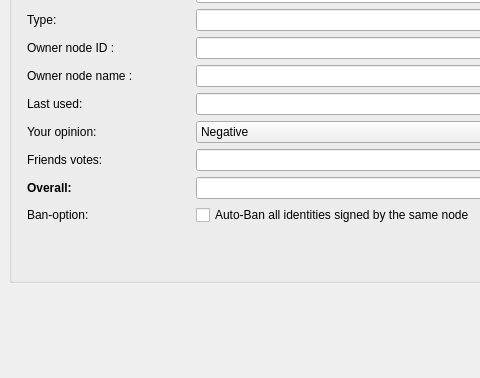
Old version of the form retroshare-gui/src/gui/Identity/IdDetailsDialog.ui in the repository RetroShare/RetroShare; both pictures show x 0 to 480 and y 97 to 475 of the 688 by 475 pixel window.
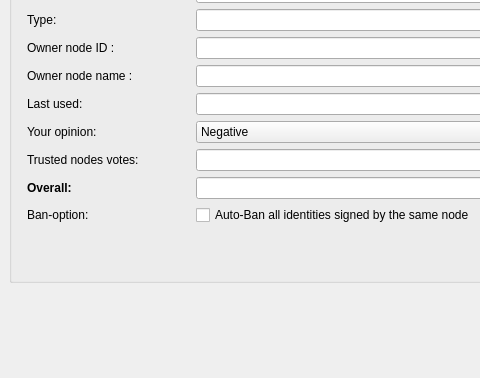
New version of the form. Icons and pictures are not drawn. Custom widgets are drawn as their Qt base class.

Commit message: substitute friend to trusted node in some ui files

Patch:
```diff
--- a/retroshare-gui/src/gui/Identity/IdDetailsDialog.ui
+++ b/retroshare-gui/src/gui/Identity/IdDetailsDialog.ui
@@ -90,7 +90,7 @@
           <item row="8" column="0">
            <widget class="QLabel" name="label_5">
             <property name="text">
-             <string>Friends votes:</string>
+             <string>Trusted nodes votes:</string>
             </property>
            </widget>
           </item>
```
Left out of the diff: 4 changed lines with no effect on the pictures. The commit also changes 9 other files.
